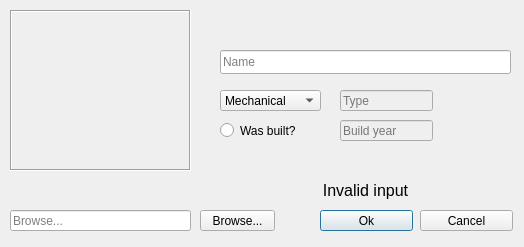
This is editcomputer.ui in gudmundurb/H22 as Qt 5 draws it before an edit. The edited form follows.
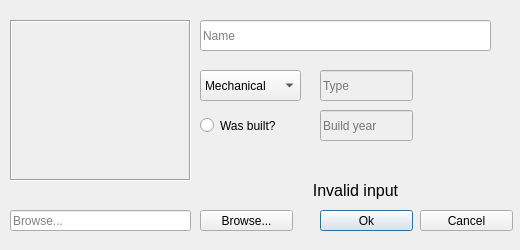
This is the edited form. Icons and pictures are not drawn.

```diff
--- a/editcomputer.ui
+++ b/editcomputer.ui
@@ -6,10 +6,28 @@
    <rect>
     <x>0</x>
     <y>0</y>
-    <width>524</width>
-    <height>247</height>
+    <width>520</width>
+    <height>250</height>
    </rect>
   </property>
+  <property name="sizePolicy">
+   <sizepolicy hsizetype="Maximum" vsizetype="Maximum">
+    <horstretch>0</horstretch>
+    <verstretch>0</verstretch>
+   </sizepolicy>
+  </property>
+  <property name="minimumSize">
+   <size>
+    <width>520</width>
+    <height>250</height>
+   </size>
+  </property>
+  <property name="maximumSize">
+   <size>
+    <width>520</width>
+    <height>250</height>
+   </size>
+  </property>
   <property name="windowTitle">
    <string>Edit computer</string>
   </property>
@@ -33,10 +51,10 @@
   <widget class="QLineEdit" name="InputComputerName">
    <property name="geometry">
     <rect>
-     <x>220</x>
-     <y>50</y>
+     <x>200</x>
+     <y>20</y>
      <width>291</width>
-     <height>24</height>
+     <height>31</height>
     </rect>
    </property>
    <property name="text">
@@ -52,9 +70,9 @@
    </property>
    <property name="geometry">
     <rect>
-     <x>220</x>
+     <x>200</x>
      <y>180</y>
-     <width>291</width>
+     <width>311</width>
      <height>20</height>
     </rect>
    </property>
@@ -73,10 +91,10 @@
   <widget class="QComboBox" name="TypeDropDown">
    <property name="geometry">
     <rect>
-     <x>220</x>
-     <y>90</y>
+     <x>200</x>
+     <y>70</y>
      <width>101</width>
-     <height>21</height>
+     <height>31</height>
     </rect>
    </property>
    <item>
@@ -108,10 +126,10 @@
   <widget class="QRadioButton" name="RadioWasBuilt">
    <property name="geometry">
     <rect>
-     <x>220</x>
-     <y>120</y>
+     <x>200</x>
+     <y>110</y>
      <width>101</width>
-     <height>21</height>
+     <height>31</height>
     </rect>
    </property>
    <property name="text">
@@ -124,10 +142,10 @@
    </property>
    <property name="geometry">
     <rect>
-     <x>340</x>
-     <y>120</y>
+     <x>320</x>
+     <y>110</y>
      <width>93</width>
-     <height>21</height>
+     <height>31</height>
     </rect>
    </property>
    <property name="text">
@@ -156,10 +174,10 @@
    </property>
    <property name="geometry">
     <rect>
-     <x>340</x>
-     <y>90</y>
+     <x>320</x>
+     <y>70</y>
      <width>93</width>
-     <height>21</height>
+     <height>31</height>
     </rect>
    </property>
    <property name="placeholderText">
@@ -183,7 +201,7 @@
    <property name="geometry">
     <rect>
      <x>10</x>
-     <y>10</y>
+     <y>20</y>
      <width>181</width>
      <height>161</height>
     </rect>
@@ -215,7 +233,7 @@
     <rect>
      <x>200</x>
      <y>210</y>
-     <width>75</width>
+     <width>93</width>
      <height>21</height>
     </rect>
    </property>
```
Left out of the diff: 24 changed lines with no effect on the pictures.
